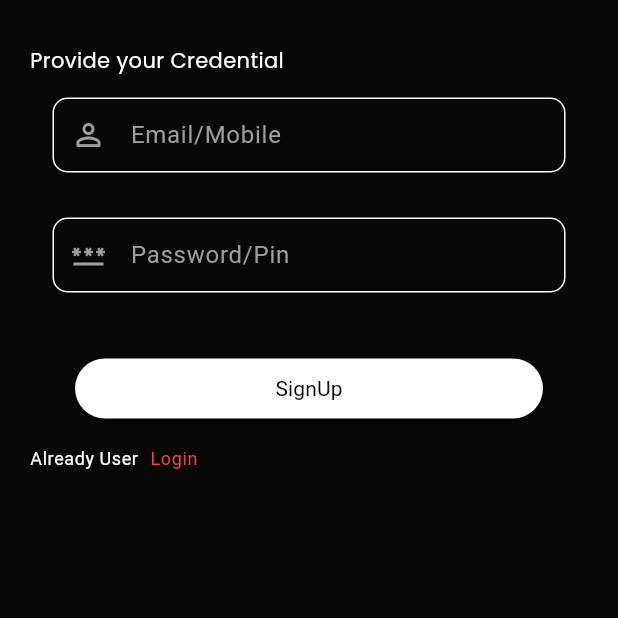
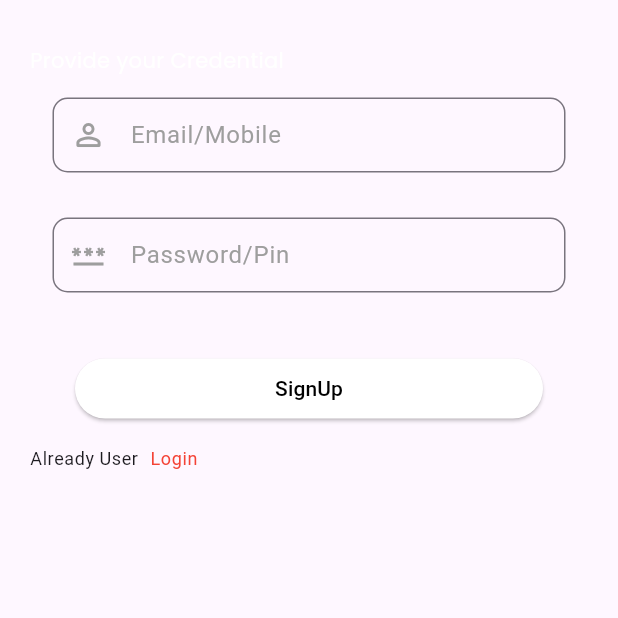
Before and after one commit to offical-waqas-khurshid/Task-Manager-App, a Flutter app: the screen it shows after launch, on a phone screen of 412 x 824 dp, the top half of it. Run offline on Flutter 3.47's test engine with Material 3 defaults, Android fonts, the phone set to English and light mode, and no system bars; our stand-ins replace equatable, flutter_bloc, flutter_staggered_animations, flutter_svg, google_fonts, sqflite; accounts and stored records are empty; Roboto replaces fonts that are missing (verdana_regular).

Commit message:
add changes

```diff
--- a/lib/Database/ApiService.dart
+++ b/lib/Database/ApiService.dart
@@ -1,4 +1,5 @@
 import 'dart:convert';
+
 import 'package:http/http.dart' as http;
 
 class ApiService {
--- a/lib/main.dart
+++ b/lib/main.dart
@@ -4,8 +4,6 @@ import 'package:task_manager_app/bloc/notes/notes_bloc.dart';
 import 'package:task_manager_app/bloc/notes/notes_event.dart';
 import 'package:task_manager_app/bloc/search/search_bloc.dart';
 import 'package:task_manager_app/bloc/search/search_event.dart';
-import 'package:task_manager_app/screens/home_screen.dart';
-import 'package:task_manager_app/screens/login_screen.dart';
 import 'package:task_manager_app/screens/signup_screen.dart';
 import 'package:task_manager_app/utils/theme_constants.dart';
 
@@ -25,16 +23,27 @@ void main(List<String> args) {
   );
 }
 
-class MyApp extends StatelessWidget {
+class MyApp extends StatefulWidget {
   const MyApp({Key? key}) : super(key: key);
 
   @override
+  State<MyApp> createState() => _MyAppState();
+}
+
+class _MyAppState extends State<MyApp> {
+  bool _isDarkTheme = false;
+  void toggleTheme() {
+    setState(() {
+      _isDarkTheme = !_isDarkTheme;
+    });
+  }
+  @override
   Widget build(BuildContext context) {
     return MaterialApp(
-      theme: notesTheme,
+      theme: _isDarkTheme ? notesTheme : ThemeData.light(),
       title: 'Task Manager App',
       debugShowCheckedModeBanner: false,
-      home: const SignUpScreen(),
+      home: SignUpScreen(),
     );
   }
 }
--- a/lib/screens/components/action_button_widget.dart
+++ b/lib/screens/components/action_button_widget.dart
@@ -30,7 +30,7 @@ buildActionButton(
           ),
           child: Text(
             text,
-            style: Theme.of(context).textTheme.button,
+            style: Theme.of(context).textTheme.bodyMedium,
           ),
         ),
       ),
--- a/lib/screens/components/description_text_field_widget.dart
+++ b/lib/screens/components/description_text_field_widget.dart
@@ -22,7 +22,7 @@ class DescriptionTextField extends StatelessWidget {
       maxLines: null,
       decoration: InputDecoration(
         hintText: 'Type Something...',
-        hintStyle: Theme.of(context).textTheme.headline1!.copyWith(
+        hintStyle: Theme.of(context).textTheme.bodyMedium!.copyWith(
               color: AppColors.lightGray,
               fontSize: _size.width * 0.05,
             ),
@@ -32,7 +32,7 @@ class DescriptionTextField extends StatelessWidget {
         ),
         border: InputBorder.none,
       ),
-      style: Theme.of(context).textTheme.bodyText1!.copyWith(
+      style: Theme.of(context).textTheme.bodyMedium!.copyWith(
             fontSize: _size.width * 0.05,
           ),
     );
--- a/lib/screens/components/notes_grid_item_widget.dart
+++ b/lib/screens/components/notes_grid_item_widget.dart
@@ -38,7 +38,7 @@ class NotesGridItem extends StatelessWidget {
                     child: Text(
                       note.title ?? '',
                       maxLines: 4,
-                      style: Theme.of(context).textTheme.headline5!.copyWith(
+                      style: Theme.of(context).textTheme.titleLarge!.copyWith(
                             fontSize: innerConstraints.maxHeight * 0.115,
                           ),
                     ),
@@ -47,7 +47,7 @@ class NotesGridItem extends StatelessWidget {
                 Text(
                   DateFormat.yMMMd().format(note.time!),
                   maxLines: 1,
-                  style: Theme.of(context).textTheme.subtitle1!.copyWith(
+                  style: Theme.of(context).textTheme.bodyMedium!.copyWith(
                         fontSize: innerConstraints.maxHeight * 0.08,
                       ),
                 ),
--- a/lib/screens/components/notes_list_item_widget.dart
+++ b/lib/screens/components/notes_list_item_widget.dart
@@ -33,7 +33,7 @@ class NotesListItem extends StatelessWidget {
               Text(
                 note.title!,
                 maxLines: 2,
-                style: Theme.of(context).textTheme.headline5!.copyWith(
+                style: Theme.of(context).textTheme.bodyMedium!.copyWith(
                       fontSize: size.width * 0.050,
                     ),
               ),
@@ -41,7 +41,7 @@ class NotesListItem extends StatelessWidget {
               Text(
                 DateFormat.yMMMd().format(note.time!),
                 maxLines: 1,
-                style: Theme.of(context).textTheme.subtitle1!.copyWith(
+                style: Theme.of(context).textTheme.bodyMedium!.copyWith(
                       fontSize: size.width * 0.035,
                     ),
               ),
--- a/lib/screens/components/title_text_field_widget.dart
+++ b/lib/screens/components/title_text_field_widget.dart
@@ -23,7 +23,7 @@ class TitleTextField extends StatelessWidget {
       maxLines: 2,
       decoration: InputDecoration(
         hintText: 'Title',
-        hintStyle: Theme.of(context).textTheme.headline1!.copyWith(
+        hintStyle: Theme.of(context).textTheme.bodyMedium!.copyWith(
               color: AppColors.lightGray,
               fontSize: _size.width * 0.08,
             ),
@@ -33,7 +33,7 @@ class TitleTextField extends StatelessWidget {
         ),
         border: InputBorder.none,
       ),
-      style: Theme.of(context).textTheme.bodyText1!.copyWith(
+      style: Theme.of(context).textTheme.bodyMedium!.copyWith(
             color: AppColors.white,
             fontSize: _size.width * 0.08,
             fontWeight: FontWeight.w500,
--- a/lib/screens/search_note_screen.dart
+++ b/lib/screens/search_note_screen.dart
@@ -124,7 +124,7 @@ class _SearchNoteScreenState extends State<SearchNoteScreen> {
       cursorColor: AppColors.orange,
       autofocus: true,
       onChanged: _onChangedText,
-      style: Theme.of(context).textTheme.bodyText1!.copyWith(
+      style: Theme.of(context).textTheme.bodyMedium!.copyWith(
             fontSize: _size.width * 0.04,
           ),
       decoration: InputDecoration(
@@ -148,7 +148,7 @@ class _SearchNoteScreenState extends State<SearchNoteScreen> {
               ),
         contentPadding: const EdgeInsets.symmetric(horizontal: 16.0),
         hintText: 'Search by the keyword...',
-        hintStyle: Theme.of(context).textTheme.subtitle1!.copyWith(
+        hintStyle: Theme.of(context).textTheme.bodyMedium!.copyWith(
               color: AppColors.lightGray,
               fontSize: _size.width * 0.04,
             ),
--- a/lib/screens/signup_screen.dart
+++ b/lib/screens/signup_screen.dart
@@ -3,13 +3,19 @@ import 'package:task_manager_app/screens/home_screen.dart';
 import 'package:task_manager_app/utils/theme_constants.dart';
 
 class SignUpScreen extends StatelessWidget {
-  const SignUpScreen({super.key});
+  SignUpScreen({super.key});
+
+  final _formKey = GlobalKey<FormState>();
+  final TextEditingController _passwordController = TextEditingController();
+  final TextEditingController _userNameController = TextEditingController();
 
   @override
   Widget build(BuildContext context) {
     return Scaffold(
       body: Padding(
         padding: const EdgeInsets.symmetric(horizontal: 20, vertical: 20),
+        child: Form(
+          key: _formKey,
           child: Column(
             crossAxisAlignment: CrossAxisAlignment.start,
             children: [
@@ -21,10 +27,11 @@ class SignUpScreen extends StatelessWidget {
                 height: 50,
                 margin: const EdgeInsets.all(15),
                 child: TextFormField(
+                  controller: _userNameController,
                   style: const TextStyle(
-                  fontSize: 24,
+                    fontSize: 14,
                     color: Colors.blue,
-                  fontWeight: FontWeight.w600,
+                    fontWeight: FontWeight.w500,
                   ),
                   onChanged: (value) {},
                   decoration: InputDecoration(
@@ -45,16 +52,23 @@ class SignUpScreen extends StatelessWidget {
                     //lable style
                     labelStyle: const TextStyle(color: Colors.grey, fontSize: 16, fontFamily: "verdana_regular", fontWeight: FontWeight.w400),
                   ),
+                  validator: (value) {
+                    if (value == null || value.isEmpty) {
+                      return 'Please input your password/pin';
+                    }
+                    return null; // Input is valid
+                  },
                 ),
               ),
               Container(
                 height: 50,
                 margin: const EdgeInsets.all(15),
                 child: TextFormField(
+                  controller: _passwordController,
                   style: const TextStyle(
-                  fontSize: 16,
+                    fontSize: 14,
                     color: Colors.blue,
-                  fontWeight: FontWeight.w600,
+                    fontWeight: FontWeight.w500,
                   ),
                   onChanged: (value) {},
                   decoration: InputDecoration(
@@ -75,19 +89,28 @@ class SignUpScreen extends StatelessWidget {
                     //lable style
                     labelStyle: const TextStyle(color: Colors.grey, fontSize: 16, fontFamily: "verdana_regular", fontWeight: FontWeight.w400),
                   ),
+                  validator: (value) {
+                    if (value == null || value.isEmpty) {
+                      return 'Please input your password/pin';
+                    }
+                    return null; // Input is valid
+                  },
                 ),
               ),
               const SizedBox(height: 20),
               Padding(
                 padding: const EdgeInsets.symmetric(vertical: 5, horizontal: 30),
-              child: Container(
+                child: SizedBox(
                   width: double.infinity,
                   child: ElevatedButton(
                     style: ElevatedButton.styleFrom(
                       backgroundColor: Colors.white,
                     ),
                     onPressed: () {
+                      // Validate returns true if the form is valid, or false otherwise.
+                      if (_formKey.currentState!.validate()) {
                         Navigator.push(context, MaterialPageRoute(builder: (context) => const HomeScreen()));
+                      }
                     },
                     child: Text("SignUp", style: notesTheme.textTheme.titleSmall?.copyWith(color: Colors.black)),
                   ),
@@ -96,7 +119,7 @@ class SignUpScreen extends StatelessWidget {
               const SizedBox(height: 10),
               GestureDetector(
                 onTap: () {
-                Navigator.push(context, MaterialPageRoute(builder: (context) => const SignUpScreen()));
+                  Navigator.push(context, MaterialPageRoute(builder: (context) => SignUpScreen()));
                 },
                 child: Text.rich(
                   TextSpan(
@@ -117,6 +140,7 @@ class SignUpScreen extends StatelessWidget {
             ],
           ),
         ),
+      ),
     );
   }
 }
--- a/lib/screens/watch_note_screen.dart
+++ b/lib/screens/watch_note_screen.dart
@@ -110,7 +110,7 @@ class _WatchNoteScreenState extends State<WatchNoteScreen> {
         _note.title ?? '',
         maxLines: null,
         textAlign: TextAlign.start,
-        style: Theme.of(context).textTheme.bodyText1!.copyWith(
+        style: Theme.of(context).textTheme.bodyMedium!.copyWith(
               color: AppColors.white,
               fontSize: _size.width * 0.08,
               fontWeight: FontWeight.w500,
@@ -124,7 +124,7 @@ class _WatchNoteScreenState extends State<WatchNoteScreen> {
       _note.description ?? '',
       maxLines: null,
       textAlign: TextAlign.left,
-      style: Theme.of(context).textTheme.bodyText1!.copyWith(
+      style: Theme.of(context).textTheme.bodyMedium!.copyWith(
             fontSize: _size.width * 0.05,
           ),
     );
--- a/pubspec.yaml
+++ b/pubspec.yaml
@@ -45,6 +45,7 @@ dependencies:
   dio: 5.4.3+1
   hive_flutter: 1.1.0
   equatable: ^2.0.3
+  shared_preferences: ^2.0.11
 
 dev_dependencies:
   flutter_test:
```
Also changed, not shown: lib/screens/home_screen.dart (+20 -1 lines), lib/utils/theme_constants.dart (+5 -5 lines), 2 other files. Lines whose indentation alone changed are shown as unchanged.
